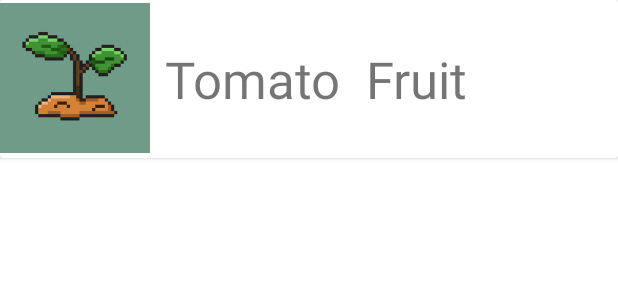
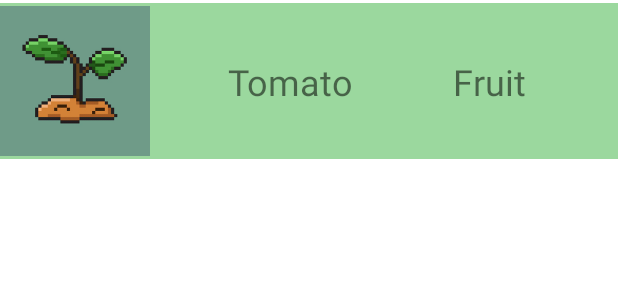
Before and after one commit to FelixXingX/Flora, an Android app: the layout database_list_items.xml on its own in the app's theme, with its tools: preview values and no code run, on a phone screen of 412 x 824 dp. Shown: the top 300 px of the screen. Run offline under Robolectric (Android 15) with nearby library versions, the phone set to English and light mode, and no system bars.

Commit message:
added database

```diff
--- a/app/src/main/res/layout/database.xml
+++ b/app/src/main/res/layout/database.xml
@@ -3,7 +3,7 @@
     xmlns:app="http://schemas.android.com/apk/res-auto"
     xmlns:tools="http://schemas.android.com/tools"
     android:layout_width="match_parent"
-    android:layout_height="match_parent">
+    android:layout_height="wrap_content">
 
     <androidx.recyclerview.widget.RecyclerView
         android:id="@+id/databaseRecyclerView"
--- a/app/src/main/res/layout/database_list_items.xml
+++ b/app/src/main/res/layout/database_list_items.xml
@@ -3,56 +3,69 @@
     xmlns:app="http://schemas.android.com/apk/res-auto"
     xmlns:tools="http://schemas.android.com/tools"
     android:layout_width="match_parent"
-    android:layout_height="match_parent">
+    android:layout_height="wrap_content"
+    android:background="#FFFFFF"
+    android:backgroundTint="#FFFFFF"
+    android:outlineProvider="paddedBounds">
 
     <androidx.cardview.widget.CardView
         android:layout_width="match_parent"
-        android:layout_height="wrap_content">
+        android:layout_height="wrap_content"
+        android:outlineProvider="none">
 
         <androidx.constraintlayout.widget.ConstraintLayout
             android:layout_width="match_parent"
-            android:layout_height="match_parent">
+            android:layout_height="match_parent"
+            android:layout_marginLeft="0dp"
+            android:layout_marginRight="0dp"
+            android:layout_marginTop="2dp"
+            android:layout_marginBottom="2dp"
+            android:background="#FFFFFF"
+            android:backgroundTint="#7A2FAE35">
 
             <ImageView
                 android:id="@+id/imageView"
                 android:layout_width="100dp"
                 android:layout_height="100dp"
                 android:layout_marginTop="2dp"
+                android:layout_marginEnd="300dp"
                 android:layout_marginBottom="2dp"
                 app:layout_constraintBottom_toBottomOf="parent"
                 app:layout_constraintEnd_toEndOf="parent"
                 app:layout_constraintHorizontal_bias="0.0"
                 app:layout_constraintStart_toStartOf="parent"
                 app:layout_constraintTop_toTopOf="parent"
-                app:layout_constraintVertical_bias="0.0"
                 app:srcCompat="@drawable/plantlogo" />
 
             <TextView
                 android:id="@+id/plantTypeTxt"
                 android:layout_width="wrap_content"
                 android:layout_height="wrap_content"
+                android:layout_marginStart="250dp"
                 android:layout_marginTop="30dp"
-                android:layout_marginEnd="100dp"
+                android:layout_marginEnd="10dp"
                 android:layout_marginBottom="30dp"
                 android:text="Fruit"
-                android:textSize="34sp"
+                android:textSize="24sp"
                 app:layout_constraintBottom_toBottomOf="parent"
                 app:layout_constraintEnd_toEndOf="parent"
-                app:layout_constraintTop_toTopOf="parent"
-                app:layout_constraintVertical_bias="0.0" />
+                app:layout_constraintStart_toStartOf="@+id/imageView"
+                app:layout_constraintTop_toTopOf="parent" />
 
             <TextView
                 android:id="@+id/plantNameTxt"
                 android:layout_width="wrap_content"
                 android:layout_height="wrap_content"
-                android:layout_marginStart="110dp"
                 android:layout_marginTop="30dp"
+                android:layout_marginEnd="25dp"
                 android:layout_marginBottom="30dp"
                 android:text="Tomato"
-                android:textSize="34sp"
+                android:textSize="24sp"
                 app:layout_constraintBottom_toBottomOf="parent"
+                app:layout_constraintEnd_toEndOf="parent"
                 app:layout_constraintStart_toStartOf="parent"
                 app:layout_constraintTop_toTopOf="parent" />
+
         </androidx.constraintlayout.widget.ConstraintLayout>
     </androidx.cardview.widget.CardView>
 
```
Also changed, not shown: app/src/main/java/com/example/flora/database.java (+11 -11 lines), app/src/main/java/com/example/flora/databaseAdapter.java (+18 -14 lines), app/src/main/res/values/strings.xml (+0 -83 lines).
